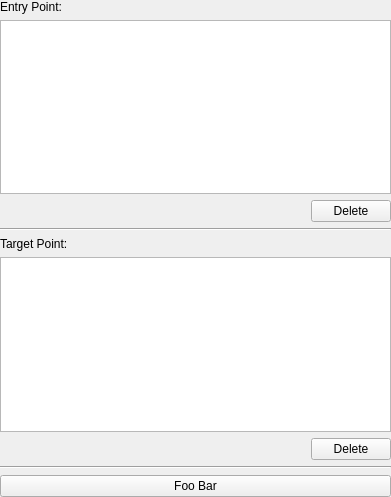
This is Resources/UI/qSlicerPathPlannerPanelWidget.ui in ayamada0614/PathPlanner as Qt 5 draws it before an edit. The edited form follows.
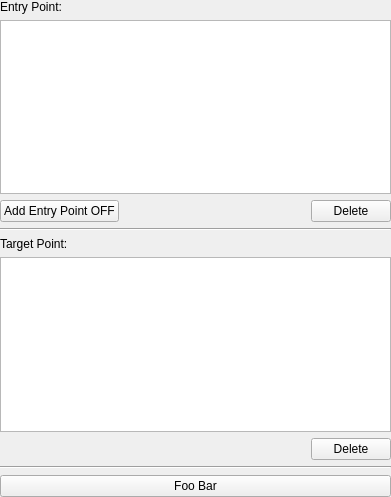
This is the edited form. Custom widgets are drawn as their Qt base class.

Commit message: Update: Button function

What changed in the file:
```diff
--- a/Resources/UI/qSlicerPathPlannerPanelWidget.ui
+++ b/Resources/UI/qSlicerPathPlannerPanelWidget.ui
@@ -53,6 +53,13 @@
      </item>
      <item>
       <layout class="QHBoxLayout" name="EntryPointAddRemoveLayout">
+       <item>
+        <widget class="QPushButton" name="AddEntryPointButton">
+         <property name="text">
+          <string>Add Entry Point OFF</string>
+         </property>
+        </widget>
+       </item>
        <item>
         <widget class="qSlicerMouseModeToolBar" name="AddEntryPointToolBar"/>
        </item>
```
The commit also changes 1 other file.
